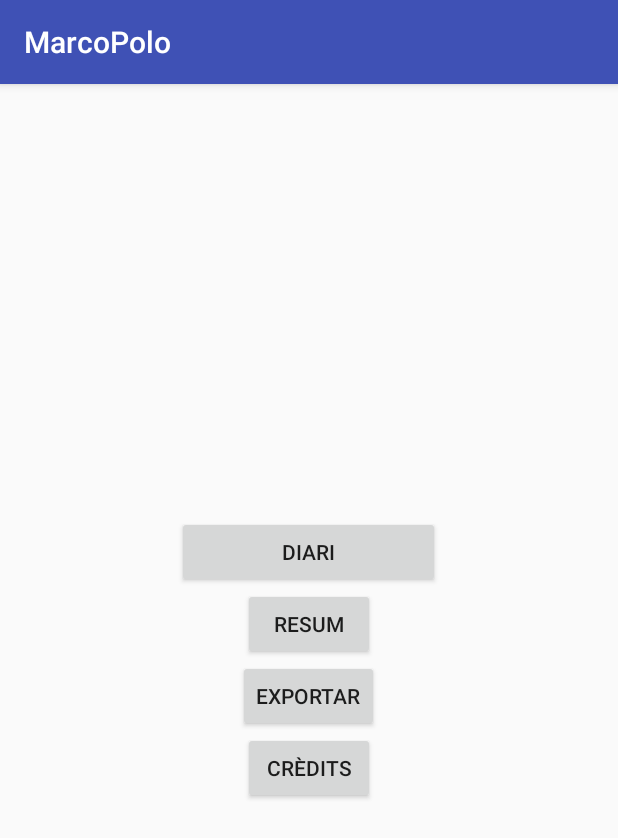
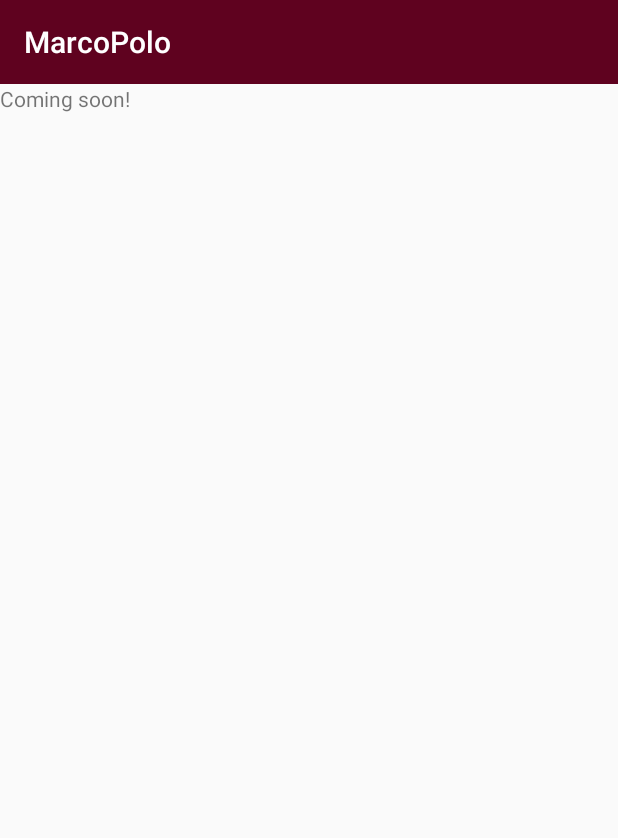
Before and after one commit to patanegra7/MarcoPolo, an Android app: the screen it shows after launch (MainActivity), on a phone screen of 412 x 824 dp. Shown: the top 838 px of the screen. Run offline under Robolectric (Android 15) with nearby library versions, the phone set to English and light mode, and no system bars; 1 statement that could not run was skipped.

Commit message:
Toolbar first version

```diff
--- a/app/build.gradle
+++ b/app/build.gradle
@@ -10,6 +10,7 @@ android {
         versionCode 1
         versionName "1.0"
         testInstrumentationRunner "android.support.test.runner.AndroidJUnitRunner"
+        vectorDrawables.useSupportLibrary = true
     }
     buildTypes {
         release {
@@ -25,5 +26,7 @@ dependencies {
         exclude group: 'com.android.support', module: 'support-annotations'
     })
     compile 'com.android.support:appcompat-v7:25.1.1'
+    compile 'com.android.support:support-v4:25.1.1'
+    compile 'com.android.support:support-vector-drawable:25.1.1'
     testCompile 'junit:junit:4.12'
 }
--- a/app/src/main/AndroidManifest.xml
+++ b/app/src/main/AndroidManifest.xml
@@ -8,6 +8,7 @@
         android:label="@string/app_name"
         android:supportsRtl="true"
         android:theme="@style/AppTheme">
+
         <activity android:name=".MainActivity">
             <intent-filter>
                 <action android:name="android.intent.action.MAIN" />
--- /dev/null
+++ b/app/src/main/java/cat/dme/smart/marcopolo/BaseMenuActivity.java
@@ -0,0 +1,55 @@
+package cat.dme.smart.marcopolo;
+
+import android.content.Intent;
+import android.os.Bundle;
+import android.support.v7.app.AppCompatActivity;
+import android.support.v7.widget.Toolbar;
+import android.view.Menu;
+import android.view.MenuItem;
+
+/**
+ * Created by dmolina on 10/02/17.
+ */
+
+public abstract class BaseMenuActivity extends AppCompatActivity {
+
+//    @Override
+//    protected void onCreate(Bundle savedInstanceState) {
+//        super.onCreate(savedInstanceState);
+//
+//        // Find the toolbar view inside the activity layout
+//        Toolbar toolbar = (Toolbar) findViewById(R.id.toolbar);
+//        // Sets the Toolbar to act as the ActionBar for this Activity window.
+//        // Make sure the toolbar exists in the activity and is not null
+//        setSupportActionBar(toolbar);
+//    }
+
+    @Override
+    public boolean onCreateOptionsMenu(Menu menu) {
+        // Inflate the menu; this adds items to the action bar if it is present.
+        getMenuInflater().inflate(R.menu.main, menu);
+        return true;
+    }
+
+    @Override
+    public boolean onOptionsItemSelected(MenuItem item) {
+        switch(item.getItemId()) {
+            case R.id.daily:
+                Intent intent = new Intent(this, DailyActivity.class);
+                startActivity(intent);
+                return(true);
+            case R.id.summary:
+                intent = new Intent(this, SummaryActivity.class);
+                startActivity(intent);
+                return(true);
+            case R.id.about:
+                intent = new Intent(this, CreditsActivity.class);
+                startActivity(intent);
+                return(true);
+            case R.id.exit:
+                //add the function to perform here
+                return(true);
+        }
+        return(super.onOptionsItemSelected(item));
+    }
+}
--- a/app/src/main/java/cat/dme/smart/marcopolo/MainActivity.java
+++ b/app/src/main/java/cat/dme/smart/marcopolo/MainActivity.java
@@ -3,74 +3,25 @@ package cat.dme.smart.marcopolo;
 import android.content.Intent;
 import android.os.Bundle;
 import android.support.v7.app.AppCompatActivity;
+import android.support.v7.widget.Toolbar;
 import android.view.Menu;
 import android.view.MenuItem;
 import android.view.View;
 import android.widget.Button;
 
-public class MainActivity extends AppCompatActivity {
+public class MainActivity extends BaseMenuActivity {
 
     @Override
     protected void onCreate(Bundle savedInstanceState) {
         super.onCreate(savedInstanceState);
         setContentView(R.layout.activity_main);
 
-        final Button btnDaily = (Button)findViewById(R.id.BtnDaily);
-        final Button btnSummary = (Button)findViewById(R.id.BtnSummary);
-        final Button btnExport = (Button)findViewById(R.id.BtnExport);
-        final Button btnCredits = (Button)findViewById(R.id.BtnCredits);
-
-        btnDaily.setOnClickListener(new View.OnClickListener() {
-            @Override
-            public void onClick(View v) {
-                Intent intent = new Intent(MainActivity.this, DailyActivity.class);
-                startActivity(intent);
-            }
-        });
-
-        btnSummary.setOnClickListener(new View.OnClickListener() {
-            @Override
-            public void onClick(View v) {
-                Intent intent = new Intent(MainActivity.this, SummaryActivity.class);
-                startActivity(intent);
-            }
-        });
-
-        btnExport.setOnClickListener(new View.OnClickListener() {
-            @Override
-            public void onClick(View v) {
-                Intent intent = new Intent(MainActivity.this, ExportActivity.class);
-                startActivity(intent);
-            }
-        });
-
-        btnCredits.setOnClickListener(new View.OnClickListener() {
-            @Override
-            public void onClick(View v) {
-                Intent intent = new Intent(MainActivity.this, CreditsActivity.class);
-                startActivity(intent);
-            }
-        });
+        // Find the toolbar view inside the activity layout
+        Toolbar toolbar = (Toolbar) findViewById(R.id.toolbar);
+         // Sets the Toolbar to act as the ActionBar for this Activity window.
+//        // Make sure the toolbar exists in the activity and is not null
+      setSupportActionBar(toolbar);
     }
 
 
-/*    @Override
-    public boolean onCreateOptionsMenu(Menu menu) {
-
-        // Inflate the menu; this adds items to the action bar if it is present.
-        getMenuInflater().inflate(R.menu.main, menu);
-        return true;
-    }
-
-    @Override
-    public boolean onOptionsItemSelected(MenuItem item) {
-        // Handle action bar item clicks here. The action bar will
-        // automatically handle clicks on the Home/Up button, so long
-        // as you specify a parent activity in AndroidManifest.xml.
-        int id = item.getItemId();
-        if (id == R.id.action_settings) {
-            return true;
-        }
-        return super.onOptionsItemSelected(item);
-    }*/
 }
--- a/app/src/main/res/layout/activity_daily.xml
+++ b/app/src/main/res/layout/activity_daily.xml
@@ -3,6 +3,7 @@
 <LinearLayout xmlns:android="http://schemas.android.com/apk/res/android"
     android:orientation="vertical" android:layout_width="match_parent"
     android:layout_height="match_parent">
+
 
     <EditText
         android:layout_width="match_parent"
--- a/app/src/main/res/layout/activity_main.xml
+++ b/app/src/main/res/layout/activity_main.xml
@@ -1,47 +1,21 @@
 <?xml version="1.0" encoding="utf-8"?>
-<!--RelativeLayout xmlns:android="http://schemas.android.com/apk/res/android"
-    xmlns:tools="http://schemas.android.com/tools"
-    android:id="@+id/activity_main"
+<LinearLayout xmlns:android="http://schemas.android.com/apk/res/android"
+    xmlns:app="http://schemas.android.com/apk/res-auto"
     android:layout_width="match_parent"
     android:layout_height="match_parent"
-    android:paddingBottom="@dimen/activity_vertical_margin"
-    android:paddingLeft="@dimen/activity_horizontal_margin"
-    android:paddingRight="@dimen/activity_horizontal_margin"
-    android:paddingTop="@dimen/activity_vertical_margin"
-    tools:context="cat.dme.smart.marcopolo.MainActivity" -->
+    android:fitsSystemWindows="true"
+    android:orientation="vertical">
 
-<LinearLayout xmlns:android="http://schemas.android.com/apk/res/android"
-xmlns:tools="http://schemas.android.com/tools"
-    android:id="@+id/activity_main"
-android:layout_width="match_parent"
-android:layout_height="match_parent"
-    android:paddingBottom="@dimen/activity_vertical_margin"
-    android:paddingLeft="@dimen/activity_horizontal_margin"
-    android:paddingRight="@dimen/activity_horizontal_margin"
-    android:paddingTop="@dimen/activity_vertical_margin"
-    tools:context="cat.dme.smart.marcopolo.MainActivity"
-android:orientation="vertical"
-android:gravity="center">
-    <Button
-        android:id="@+id/BtnDaily"
-        android:layout_width="175dp"
-        android:layout_height="wrap_content"
-        android:text="@string/menu.daily" />
+    <include
+        layout="@layout/toolbar_main"
+        android:layout_width="match_parent"
+        android:layout_height="wrap_content"/>
 
-    <Button
-        android:id="@+id/BtnSummary"
+    <!-- Layout for content is here. This can be a RelativeLayout  -->
+    <TextView
         android:layout_width="wrap_content"
         android:layout_height="wrap_content"
-        android:text="@string/menu.summary" />
-    <Button
-        android:id="@+id/BtnExport"
-        android:layout_width="wrap_content"
-        android:layout_height="wrap_content"
-        android:text="@string/menu.export" />
-    <Button
-        android:id="@+id/BtnCredits"
-        android:layout_width="wrap_content"
-        android:layout_height="wrap_content"
-        android:text="@string/menu.credits" />
+        android:text="Coming soon!"
+        android:textAlignment="center"/>
 
 </LinearLayout>
--- /dev/null
+++ b/app/src/main/res/layout/toolbar_main.xml
@@ -0,0 +1,13 @@
+<?xml version="1.0" encoding="utf-8"?>
+<android.support.v7.widget.Toolbar xmlns:android="http://schemas.android.com/apk/res/android"
+    xmlns:app="http://schemas.android.com/apk/res-auto"
+    android:id="@+id/toolbar"
+    android:layout_width="match_parent"
+    android:layout_height="wrap_content"
+    android:background="?attr/colorPrimary"
+    android:minHeight="?attr/actionBarSize"
+    app:titleTextColor="@android:color/white">
+</android.support.v7.widget.Toolbar>
+
+
+    <!--app:titleTextColor="?attr/titleTextColor"-->
--- a/app/src/main/res/values/colors.xml
+++ b/app/src/main/res/values/colors.xml
@@ -1,6 +1,9 @@
 <?xml version="1.0" encoding="utf-8"?>
 <resources>
-    <color name="colorPrimary">#3F51B5</color>
+    <color name="colorPrimary">#5F021F</color>
+    <!--color name="colorPrimary">#3F51B5</color-->
     <color name="colorPrimaryDark">#303F9F</color>
-    <color name="colorAccent">#FF4081</color>
+    <color name="colorAccent">#E1B378</color>
+    <color name="titleTextColor">#E1B378</color>
+    <!--color name="colorAccent">#FF4081</color-->
 </resources>
--- a/app/src/main/res/values/strings.xml
+++ b/app/src/main/res/values/strings.xml
@@ -3,10 +3,12 @@
     <string name="welcome">Wellcome travellers!</string>
     <string name="action_settings">Settings</string>
 
-    <string name="menu.daily">Diari</string>
-    <string name="menu.summary">Resum</string>
-    <string name="menu.export">Exportar</string>
-    <string name="menu.credits">Crèdits</string>
+    <string name="menu.daily">Daily</string>
+    <string name="menu.summary">Summary</string>
+    <string name="menu.settings">Settings</string>
+    <string name="menu.export">Export</string>
+    <string name="menu.about">About</string>
+    <string name="menu.exit">Exit</string>
 
     <string name="daily.date">Data</string>
     <string name="daily.type">Tipus</string>
--- a/app/src/main/res/values/styles.xml
+++ b/app/src/main/res/values/styles.xml
@@ -1,7 +1,7 @@
 <resources>
 
     <!-- Base application theme. -->
-    <style name="AppTheme" parent="Theme.AppCompat.Light.DarkActionBar">
+    <style name="AppTheme" parent="Theme.AppCompat.Light.NoActionBar">
         <!-- Customize your theme here. -->
         <item name="colorPrimary">@color/colorPrimary</item>
         <item name="colorPrimaryDark">@color/colorPrimaryDark</item>
```
Also changed, not shown: app/src/main/java/cat/dme/smart/marcopolo/CreditsActivity.java (+8 -1 lines), app/src/main/java/cat/dme/smart/marcopolo/DailyActivity.java (+10 -0 lines), app/src/main/res/layout/activity_credits.xml (+15 -1 lines), 1 other file.
